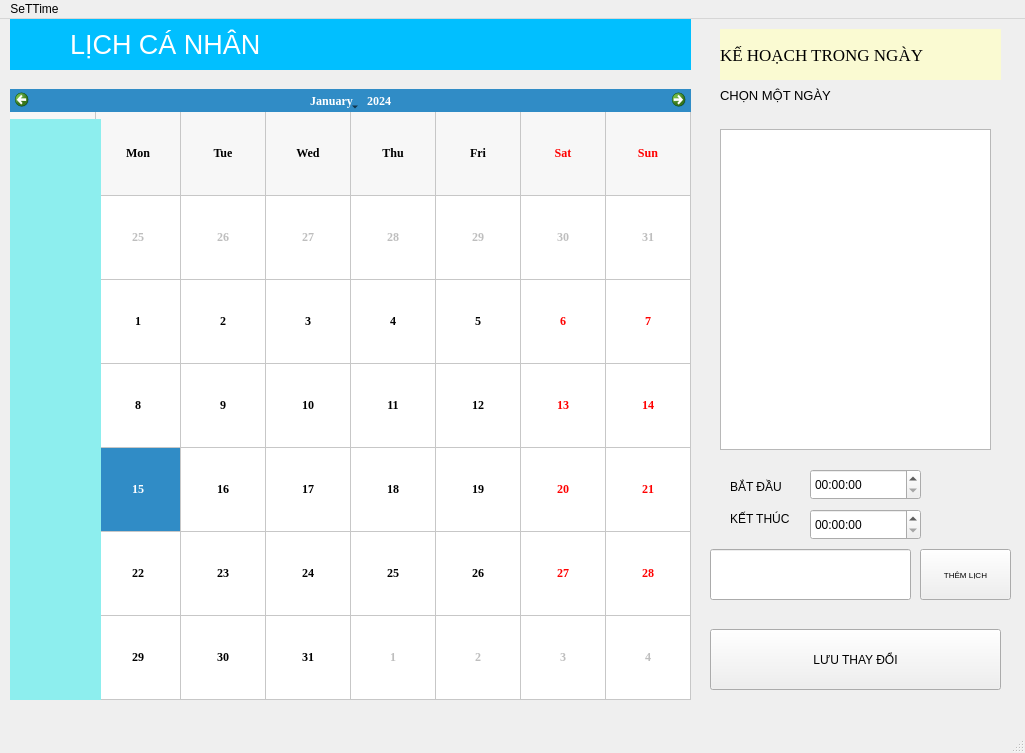
Before: the Qt Designer form UI.ui in Monkey-D-Luc/calendar-project, drawn with Qt 5.
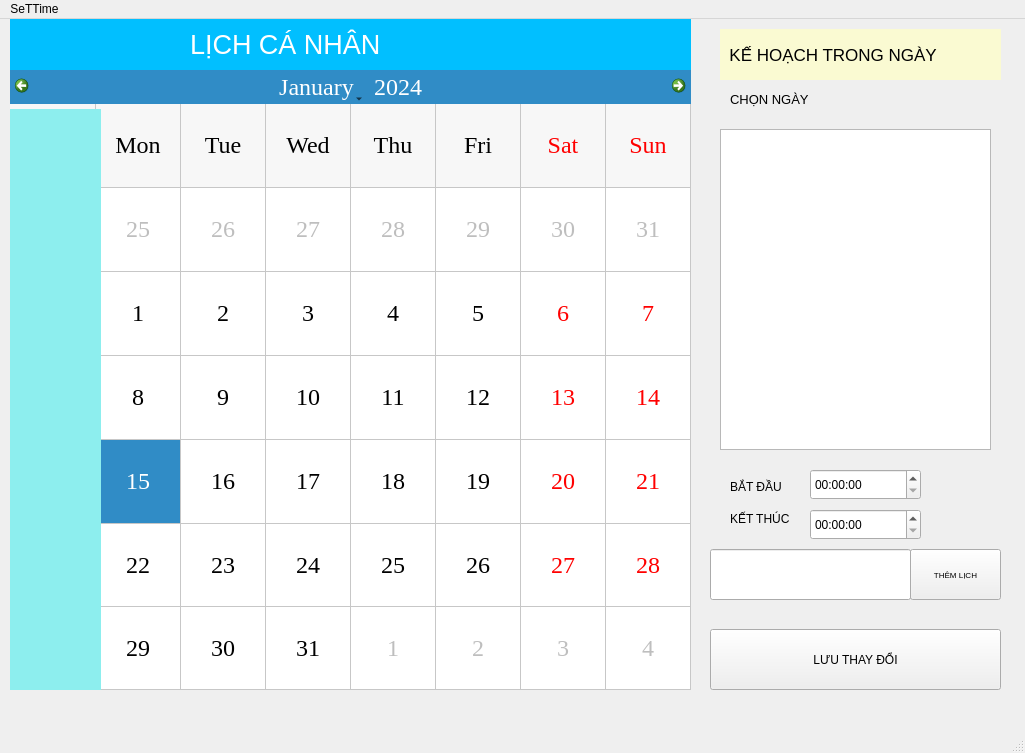
After: the same form once the commit is applied.

```diff
--- a/UI.ui
+++ b/UI.ui
@@ -18,15 +18,15 @@
     <property name="geometry">
      <rect>
       <x>10</x>
-      <y>70</y>
+      <y>50</y>
       <width>681</width>
-      <height>611</height>
+      <height>621</height>
      </rect>
     </property>
     <property name="font">
      <font>
       <family>Times New Roman</family>
-      <pointsize>9</pointsize>
+      <pointsize>18</pointsize>
       <weight>75</weight>
       <bold>true</bold>
      </font>
@@ -42,7 +42,7 @@
     </property>
     <property name="styleSheet">
      <string notr="true">Bold;
-</string>
+font: 18pt;</string>
     </property>
     <property name="gridVisible">
      <bool>true</bool>
@@ -76,7 +76,7 @@
 </string>
     </property>
     <property name="text">
-     <string>        LỊCH CÁ NHÂN</string>
+     <string>                        LỊCH CÁ NHÂN</string>
     </property>
    </widget>
    <widget class="QLabel" name="label_2">
@@ -90,7 +90,6 @@
     </property>
     <property name="font">
      <font>
-      <family>Times New Roman</family>
       <pointsize>13</pointsize>
      </font>
     </property>
@@ -101,13 +100,13 @@
 </string>
     </property>
     <property name="text">
-     <string>KẾ HOẠCH TRONG NGÀY</string>
+     <string>  KẾ HOẠCH TRONG NGÀY</string>
     </property>
    </widget>
    <widget class="QPushButton" name="addButton">
     <property name="geometry">
      <rect>
-      <x>920</x>
+      <x>910</x>
       <y>530</y>
       <width>91</width>
       <height>51</height>
@@ -132,7 +131,7 @@
     <property name="geometry">
      <rect>
       <x>10</x>
-      <y>100</y>
+      <y>90</y>
       <width>91</width>
       <height>581</height>
      </rect>
@@ -147,8 +146,8 @@
    <widget class="QLabel" name="label_4">
     <property name="geometry">
      <rect>
-      <x>720</x>
-      <y>66</y>
+      <x>730</x>
+      <y>70</y>
       <width>241</width>
       <height>20</height>
      </rect>
@@ -157,7 +156,7 @@
      <string notr="true">font: 10pt</string>
     </property>
     <property name="text">
-     <string>CHỌN MỘT NGÀY</string>
+     <string>CHỌN NGÀY</string>
     </property>
    </widget>
    <widget class="QLabel" name="label_5">
```
Left out of the diff: 1 changed line with no effect on the pictures.
